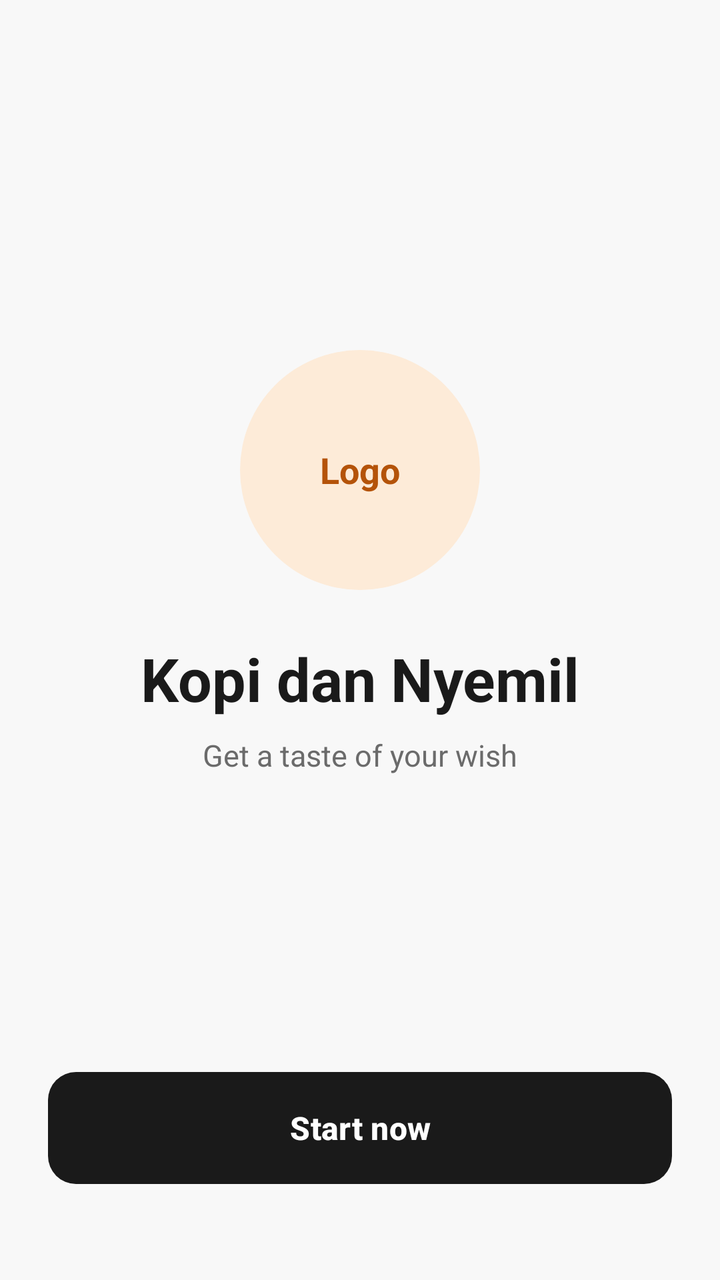
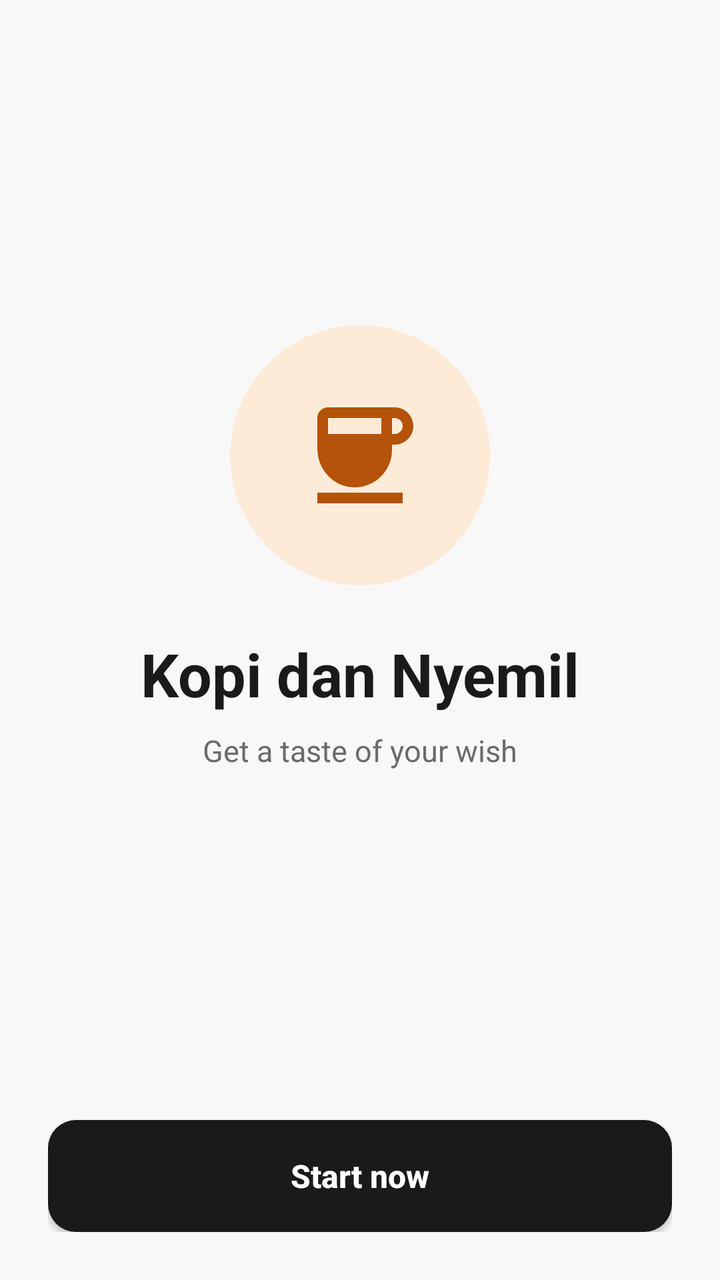

Before-and-after screenshots of an Android layout around one commit, followed by the original layout XML and the change that was made.
<!-- AndroidManifest.xml: application theme Theme.KopiDanNyemil -->
<!-- res/layout/activity_splash.xml -->
<?xml version="1.0" encoding="utf-8"?>
<androidx.constraintlayout.widget.ConstraintLayout
    xmlns:android="http://schemas.android.com/apk/res/android"
    xmlns:app="http://schemas.android.com/apk/res-auto"
    android:layout_width="match_parent"
    android:layout_height="match_parent"
    android:background="@color/background"
    android:padding="24dp">

    <FrameLayout
        android:id="@+id/logoCircle"
        android:layout_width="120dp"
        android:layout_height="120dp"
        android:background="@drawable/bg_circle_logo"
        app:layout_constraintTop_toTopOf="parent"
        app:layout_constraintBottom_toBottomOf="parent"
        app:layout_constraintStart_toStartOf="parent"
        app:layout_constraintEnd_toEndOf="parent"
        app:layout_constraintVertical_bias="0.32">

        <TextView
            android:layout_width="wrap_content"
            android:layout_height="wrap_content"
            android:layout_gravity="center"
            android:text="Logo"
            android:textColor="@color/brown"
            android:textStyle="bold"
            android:textSize="18sp" />
    </FrameLayout>

    <TextView
        android:id="@+id/tvAppName"
        android:layout_width="wrap_content"
        android:layout_height="wrap_content"
        android:layout_marginTop="24dp"
        android:text="Kopi dan Nyemil"
        android:textColor="@color/black"
        android:textSize="30sp"
        android:textStyle="bold"
        app:layout_constraintTop_toBottomOf="@id/logoCircle"
        app:layout_constraintStart_toStartOf="parent"
        app:layout_constraintEnd_toEndOf="parent" />

    <TextView
        android:id="@+id/tvTagline"
        android:layout_width="wrap_content"
        android:layout_height="wrap_content"
        android:layout_marginTop="8dp"
        android:text="Get a taste of your wish"
        android:textColor="@color/gray_text"
        android:textSize="15sp"
        app:layout_constraintTop_toBottomOf="@id/tvAppName"
        app:layout_constraintStart_toStartOf="parent"
        app:layout_constraintEnd_toEndOf="parent" />

    <Button
        android:id="@+id/btnStart"
        android:layout_width="0dp"
        android:layout_height="56dp"
        android:background="@drawable/bg_button"
        android:backgroundTint="@null"
        android:text="Start now"
        android:textAllCaps="false"
        android:textColor="@color/white"
        android:textStyle="bold"
        android:textSize="16sp"
        android:layout_marginBottom="24dp"
        android:minHeight="0dp"
        android:paddingTop="0dp"
        android:paddingBottom="0dp"
        android:gravity="center"
        app:layout_constraintBottom_toBottomOf="parent"
        app:layout_constraintStart_toStartOf="parent"
        app:layout_constraintEnd_toEndOf="parent" />

</androidx.constraintlayout.widget.ConstraintLayout>
<!-- resources referenced by this layout -->
<resources>
  <color name="background">#F8F8F8</color>
  <color name="black">#1A1A1A</color>
  <color name="brown">#B45309</color>
  <color name="gray_text">#6B6B6B</color>
  <color name="white">#FFFFFF</color>
  <!-- drawable bg_button (drawable) -->
  <?xml version="1.0" encoding="utf-8"?>
  <shape xmlns:android="http://schemas.android.com/apk/res/android">
      <solid android:color="@color/black" />
      <corners android:radius="14dp" />
  </shape>
  <!-- drawable bg_circle_logo (drawable) -->
  <?xml version="1.0" encoding="utf-8"?>
  <shape xmlns:android="http://schemas.android.com/apk/res/android" android:shape="oval">
      <solid android:color="@color/cream" />
  </shape>
  <style name="Theme.KopiDanNyemil" parent="Theme.Material3.Light.NoActionBar">
          <item name="colorPrimary">@color/black</item>
          <item name="android:statusBarColor">@color/background</item>
          <item name="android:windowLightStatusBar">true</item>
          <item name="android:windowBackground">@color/background</item>
      </style>
  <color name="cream">#FDEBD8</color>
</resources>

<!-- the commit's change to res/layout/activity_splash.xml (unified diff, before → after) -->
@@ -5,27 +5,27 @@
     android:layout_width="match_parent"
     android:layout_height="match_parent"
     android:background="@color/background"
-    android:padding="24dp">
+    android:paddingStart="24dp"
+    android:paddingEnd="24dp"
+    android:paddingTop="24dp"
+    android:paddingBottom="24dp">
 
     <FrameLayout
         android:id="@+id/logoCircle"
-        android:layout_width="120dp"
-        android:layout_height="120dp"
+        android:layout_width="130dp"
+        android:layout_height="130dp"
         android:background="@drawable/bg_circle_logo"
+        app:layout_constraintBottom_toBottomOf="parent"
+        app:layout_constraintEnd_toEndOf="parent"
+        app:layout_constraintStart_toStartOf="parent"
         app:layout_constraintTop_toTopOf="parent"
-        app:layout_constraintBottom_toBottomOf="parent"
-        app:layout_constraintStart_toStartOf="parent"
-        app:layout_constraintEnd_toEndOf="parent"
-        app:layout_constraintVertical_bias="0.32">
+        app:layout_constraintVertical_bias="0.3">
 
-        <TextView
-            android:layout_width="wrap_content"
-            android:layout_height="wrap_content"
+        <ImageView
+            android:layout_width="64dp"
+            android:layout_height="64dp"
             android:layout_gravity="center"
-            android:text="Logo"
-            android:textColor="@color/brown"
-            android:textStyle="bold"
-            android:textSize="18sp" />
+            android:src="@drawable/ic_coffe" />
     </FrameLayout>
 
     <TextView
@@ -37,9 +37,9 @@
         android:textColor="@color/black"
         android:textSize="30sp"
         android:textStyle="bold"
-        app:layout_constraintTop_toBottomOf="@id/logoCircle"
+        app:layout_constraintEnd_toEndOf="parent"
         app:layout_constraintStart_toStartOf="parent"
-        app:layout_constraintEnd_toEndOf="parent" />
+        app:layout_constraintTop_toBottomOf="@id/logoCircle" />
 
     <TextView
         android:id="@+id/tvTagline"
@@ -49,28 +49,26 @@
         android:text="Get a taste of your wish"
         android:textColor="@color/gray_text"
         android:textSize="15sp"
-        app:layout_constraintTop_toBottomOf="@id/tvAppName"
+        app:layout_constraintEnd_toEndOf="parent"
         app:layout_constraintStart_toStartOf="parent"
-        app:layout_constraintEnd_toEndOf="parent" />
+        app:layout_constraintTop_toBottomOf="@id/tvAppName" />
 
-    <Button
+    <androidx.appcompat.widget.AppCompatButton
         android:id="@+id/btnStart"
         android:layout_width="0dp"
         android:layout_height="56dp"
         android:background="@drawable/bg_button"
-        android:backgroundTint="@null"
+        android:gravity="center"
+        android:minHeight="0dp"
+        android:paddingTop="0dp"
+        android:paddingBottom="0dp"
         android:text="Start now"
         android:textAllCaps="false"
         android:textColor="@color/white"
+        android:textSize="16sp"
         android:textStyle="bold"
-        android:textSize="16sp"
-        android:layout_marginBottom="24dp"
-        android:minHeight="0dp"
-        android:paddingTop="0dp"
-        android:paddingBottom="0dp"
-        android:gravity="center"
         app:layout_constraintBottom_toBottomOf="parent"
-        app:layout_constraintStart_toStartOf="parent"
-        app:layout_constraintEnd_toEndOf="parent" />
+        app:layout_constraintEnd_toEndOf="parent"
+        app:layout_constraintStart_toStartOf="parent" />
 
 </androidx.constraintlayout.widget.ConstraintLayout>
<!-- resource entries referenced after the edit -->
@@ -2,7 +2,6 @@
 <resources>
   <color name="background">#F8F8F8</color>
   <color name="black">#1A1A1A</color>
-  <color name="brown">#B45309</color>
   <color name="gray_text">#6B6B6B</color>
   <color name="white">#FFFFFF</color>
   <!-- drawable bg_button (drawable) -->
@@ -16,12 +15,31 @@
   <shape xmlns:android="http://schemas.android.com/apk/res/android" android:shape="oval">
       <solid android:color="@color/cream" />
   </shape>
+  <!-- drawable ic_coffe (drawable) -->
+  <?xml version="1.0" encoding="utf-8"?>
+  <vector xmlns:android="http://schemas.android.com/apk/res/android"
+      android:width="64dp"
+      android:height="64dp"
+      android:viewportWidth="24"
+      android:viewportHeight="24"
+      android:tint="#B45309">
+      <path
+          android:fillColor="#FF000000"
+          android:pathData="M18.5,3H6c-1.1,0 -2,0.9 -2,2v5.71c0,3.83 2.95,7.18 6.78,7.29 3.96,0.12 7.22,-3.06 7.22,-7v-1h0.5c1.93,0 3.5,-1.57 3.5,-3.5S20.43,3 18.5,3zM16,5v3H6V5h10zM18.5,8H18V5h0.5c0.83,0 1.5,0.67 1.5,1.5S19.33,8 18.5,8zM4,19h16v2H4z" />
+  </vector>
   <style name="Theme.KopiDanNyemil" parent="Theme.Material3.Light.NoActionBar">
           <item name="colorPrimary">@color/black</item>
           <item name="android:statusBarColor">@color/background</item>
           <item name="android:windowLightStatusBar">true</item>
           <item name="android:windowBackground">@color/background</item>
+          <item name="android:windowAnimationStyle">@style/ActivityAnim</item>
       </style>
   <color name="cream">#FDEBD8</color>
+  <style name="ActivityAnim" parent="@android:style/Animation.Activity">
+          <item name="android:activityOpenEnterAnimation">@anim/slide_in_right</item>
+          <item name="android:activityOpenExitAnimation">@anim/slide_out_left</item>
+          <item name="android:activityCloseEnterAnimation">@anim/slide_in_left</item>
+          <item name="android:activityCloseExitAnimation">@anim/slide_out_right</item>
+      </style>
 </resources>
 
